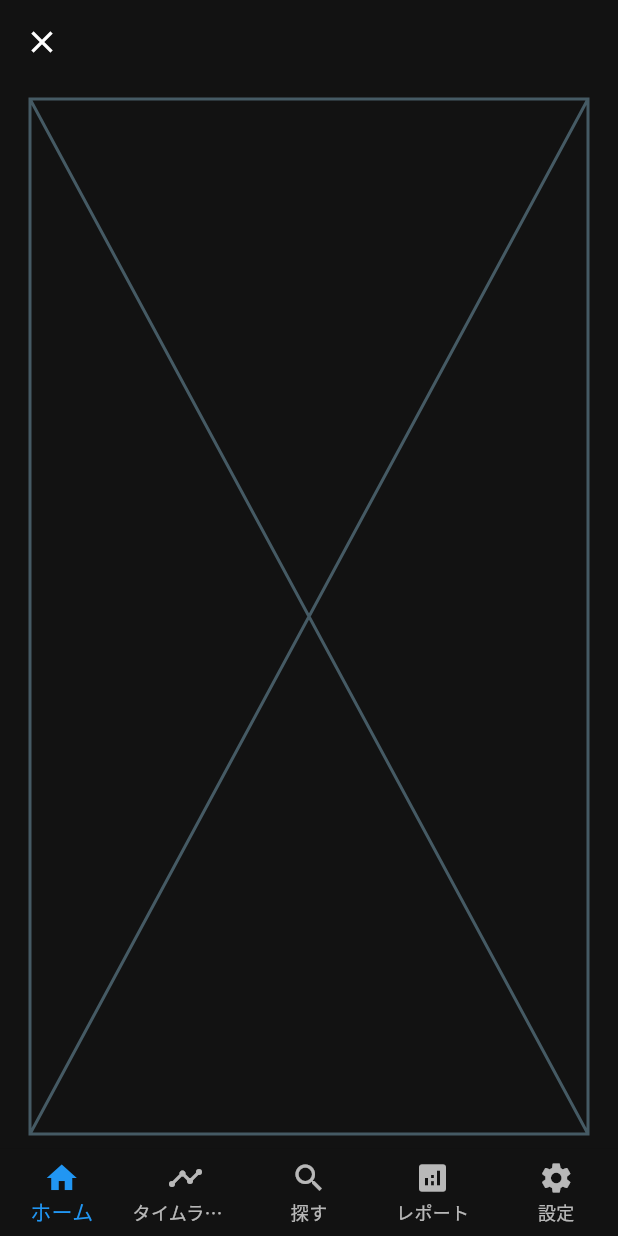
After one commit to kodai0513/study_pal_frontend, a Flutter app: the screen it shows after launch, after a tap on the "add" icon, on a phone screen of 412 x 824 dp. The commit adds this screen. Run offline on Flutter 3.47's test engine with Material 3 defaults, Android fonts, the phone set to English and light mode, and no system bars; our stand-ins replace built_collection, built_value, dio, flutter_riverpod, formz, freezed_annotation and 2 more; missing offline and left inert: one_of, one_of_serializer, very_good_infinite_list; Roboto replaces fonts that are missing (Lato); statements that could not run were skipped.

Commit message:
ヘッダーの共通化をやめて個別に設定、ダミーの問題集作成ページに遷移させる機能をつけた

```diff
--- a/lib/page/home/home_page.dart
+++ b/lib/page/home/home_page.dart
@@ -1,5 +1,7 @@
 import 'package:flutter/material.dart';
 import 'package:flutter_riverpod/flutter_riverpod.dart';
+import 'package:go_router/go_router.dart';
+import '../../constants/ui/ui_size.dart';
 import '../../model/view_state/home_header/home_header_view_state.dart';
 import '../../view/favorite_workbook/favorite_workbook_list_view.dart';
 import '../../view/home_header/home_header_view.dart';
@@ -19,15 +21,29 @@ class HoemePage extends ConsumerWidget {
     if (state.selectedKey == 'favorite') {
       listView = FavoriteWorkbookListView(key: key);
     }
-    return Column(children: <Widget>[
-      Container(
-        margin: const EdgeInsets.symmetric(horizontal: 30, vertical: 8),
-        height: 50,
-        child: HomeHeaderView(key: key),
+    return Scaffold(
+      appBar: AppBar(
+        title: const Text('ホーム'),
+        actions: <Widget>[
+          IconButton(
+            iconSize: UiSize.medium * 0.5,
+            icon: const Icon(Icons.add),
+            onPressed: () {
+              context.push('/workbook/create');
+            },
+          ),
+        ],
       ),
-      Expanded(
-        child: listView,
+      body: Column(
+        children: <Widget>[
+          Container(
+            margin: const EdgeInsets.symmetric(horizontal: 30, vertical: 8),
+            height: 50,
+            child: const HomeHeaderView(),
+          ),
+          Expanded(child: listView),
+        ],
       ),
-    ]);
+    );
   }
 }
--- a/lib/page/tab_page.dart
+++ b/lib/page/tab_page.dart
@@ -32,9 +32,6 @@ class TabPage extends StatelessWidget {
     final int currentIndex = _locationToTabIndex(location);
 
     return Scaffold(
-      appBar: AppBar(
-        title: Text(_tabs[currentIndex].label),
-      ),
       body: child,
       bottomNavigationBar: BottomNavigationBar(
         type: BottomNavigationBarType.fixed,
--- a/lib/page/timeline/timeline_page.dart
+++ b/lib/page/timeline/timeline_page.dart
@@ -10,6 +10,9 @@ class TimelinePage extends ConsumerWidget {
   @override
   Widget build(BuildContext context, WidgetRef ref) {
     return Scaffold(
+      appBar: AppBar(
+        title: const Text('タイムライン'),
+      ),
       body: TimelineView(key: key),
       floatingActionButton: SpFloatingActionButton(
         icon: Icons.add,
--- /dev/null
+++ b/lib/page/workbook/create_workbook_page.dart
@@ -0,0 +1,23 @@
+import 'package:flutter/material.dart';
+import 'package:flutter_riverpod/flutter_riverpod.dart';
+import 'package:go_router/go_router.dart';
+
+class CreateWorkbookPage extends ConsumerWidget {
+  const CreateWorkbookPage({super.key});
+
+  @override
+  Widget build(BuildContext context, WidgetRef ref) {
+    return Scaffold(
+      appBar: AppBar(
+        leading: IconButton(
+          icon: const Icon(Icons.close),
+          onPressed: () => context.pop(),
+        ),
+      ),
+      body: const Padding(
+        padding: EdgeInsets.symmetric(horizontal: 20.0, vertical: 10.0),
+        child: Placeholder(),
+      ),
+    );
+  }
+}
--- a/lib/router/app_router.dart
+++ b/lib/router/app_router.dart
@@ -4,6 +4,7 @@ import '../page/article/article_create_page.dart';
 import '../page/home/home_page.dart';
 import '../page/tab_page.dart';
 import '../page/timeline/timeline_page.dart';
+import '../page/workbook/create_workbook_page.dart';
 import '../page/workbook/workbook_search_page.dart';
 
 final GoRouter router = GoRouter(
@@ -24,6 +25,11 @@ final GoRouter router = GoRouter(
               const MaterialPage<Widget>(child: TimelinePage()),
         ),
         GoRoute(
+            path: '/workbook/create',
+            pageBuilder: (BuildContext context, GoRouterState state) =>
+                createSlideUpTransitionPage(
+                    key: state.pageKey, child: const CreateWorkbookPage())),
+        GoRoute(
           path: '/workbook/search',
           pageBuilder: (BuildContext context, GoRouterState state) =>
               const MaterialPage<Widget>(child: WorkbookSearchPage()),
@@ -41,21 +47,25 @@ final GoRouter router = GoRouter(
       ],
     ),
     GoRoute(
-        path: '/article',
-        builder: (BuildContext context, GoRouterState state) =>
-            const Placeholder(),
-        routes: <RouteBase>[
-          GoRoute(
-            path: '/create',
-            pageBuilder: (BuildContext context, GoRouterState state) {
-              return CustomTransitionPage<Widget>(
-                key: state.pageKey,
-                fullscreenDialog: true,
-                child: const ArticleCreatePage(),
-                transitionsBuilder: (BuildContext context,
-                    Animation<double> animation,
-                    Animation<double> secondaryAnimation,
-                    Widget child) {
+      path: '/article/create',
+      pageBuilder: (BuildContext context, GoRouterState state) =>
+          createSlideUpTransitionPage(
+              key: state.pageKey, child: const ArticleCreatePage()),
+    ),
+  ],
+);
+
+CustomTransitionPage<T> createSlideUpTransitionPage<T>({
+  required LocalKey key,
+  required Widget child,
+  bool fullscreenDialog = true,
+}) {
+  return CustomTransitionPage<T>(
+    key: key,
+    fullscreenDialog: fullscreenDialog,
+    child: child,
+    transitionsBuilder: (BuildContext context, Animation<double> animation,
+        Animation<double> secondaryAnimation, Widget child) {
       final CurvedAnimation curvedAnimation = CurvedAnimation(
         parent: animation,
         curve: Curves.ease,
@@ -71,8 +81,4 @@ final GoRouter router = GoRouter(
       );
     },
   );
-            },
-          ),
-        ])
-  ],
-);
+}
--- a/lib/view/favorite_workbook/favorite_workbook_list_view.dart
+++ b/lib/view/favorite_workbook/favorite_workbook_list_view.dart
@@ -3,7 +3,7 @@ import 'package:flutter_riverpod/flutter_riverpod.dart';
 import 'package:openapi/openapi.dart';
 
 import '../../component/atom/sp_icon.dart';
-import '../../component/organisms/workbook/workbook_list_card.dart';
+import '../../component/organisms/workbook/workbook_list_title.dart';
 import '../../constants/ui/ui_size.dart';
 import '../../model/view_state/favorite_workbook_list/favorite_workbook_list.dart';
 import '../../view_model/favorite_workbook/favorite_workbook_list_view_model.dart';
@@ -34,7 +34,7 @@ class FavoriteWorkbookListView extends ConsumerWidget {
           itemCount: state.workbookContents.length,
           itemBuilder: (BuildContext context, int index) {
             final WorkbookListContent item = state.workbookContents[index];
-            return WorkbookListCard(
+            return WorkbookListTitle(
               key: ValueKey<String>(item.id),
               icon: const SpIcon(defaultIcon: Icons.book, size: UiSize.medium),
               title: item.title,
--- a/lib/view/workbook_search/workbook_search_list_view.dart
+++ b/lib/view/workbook_search/workbook_search_list_view.dart
@@ -4,7 +4,7 @@ import 'package:openapi/openapi.dart';
 import 'package:very_good_infinite_list/very_good_infinite_list.dart';
 
 import '../../component/atom/sp_icon.dart';
-import '../../component/organisms/workbook/workbook_list_card.dart';
+import '../../component/organisms/workbook/workbook_list_title.dart';
 import '../../constants/ui/ui_size.dart';
 import '../../model/view_state/workbook_search_list/workbook_search_list.dart';
 import '../../view_model/workbook_search/workbook_search_list_view_model.dart';
@@ -49,7 +49,7 @@ class WorkbookSearchListView extends ConsumerWidget {
           itemBuilder: (BuildContext context, int index) {
             final WorkbookListContent item = state.workbookContents[index];
 
-            return WorkbookListCard(
+            return WorkbookListTitle(
               key: ValueKey<String>(item.id),
               icon: const SpIcon(defaultIcon: Icons.book, size: UiSize.medium),
               title: item.title,
--- a/lib/view/workbook_self_made/workbook_self_made_list_view.dart
+++ b/lib/view/workbook_self_made/workbook_self_made_list_view.dart
@@ -3,7 +3,7 @@ import 'package:flutter_riverpod/flutter_riverpod.dart';
 import 'package:openapi/openapi.dart';
 
 import '../../component/atom/sp_icon.dart';
-import '../../component/organisms/workbook/workbook_list_card.dart';
+import '../../component/organisms/workbook/workbook_list_title.dart';
 import '../../constants/ui/ui_size.dart';
 import '../../model/view_state/workbook_self_made_list/workbook_self_made_list.dart';
 import '../../view_model/workbook_self_made/workbook_self_made_list_view_model.dart';
@@ -37,7 +37,7 @@ class WorkbookSelfMadeListView extends ConsumerWidget {
           itemCount: state.workbookContents.length,
           itemBuilder: (BuildContext context, int index) {
             final WorkbookListContent item = state.workbookContents[index];
-            return WorkbookListCard(
+            return WorkbookListTitle(
               key: ValueKey<String>(item.id),
               icon: const SpIcon(defaultIcon: Icons.book, size: UiSize.medium),
               title: item.title,
```
Also changed, not shown: lib/component/organisms/workbook/workbook_list_card.dart (deleted, +0 -43 lines), lib/component/organisms/workbook/workbook_list_title.dart (added, +41 -0 lines), lib/page/workbook/workbook_search_page.dart (+12 -7 lines). Lines whose indentation alone changed are shown as unchanged.
